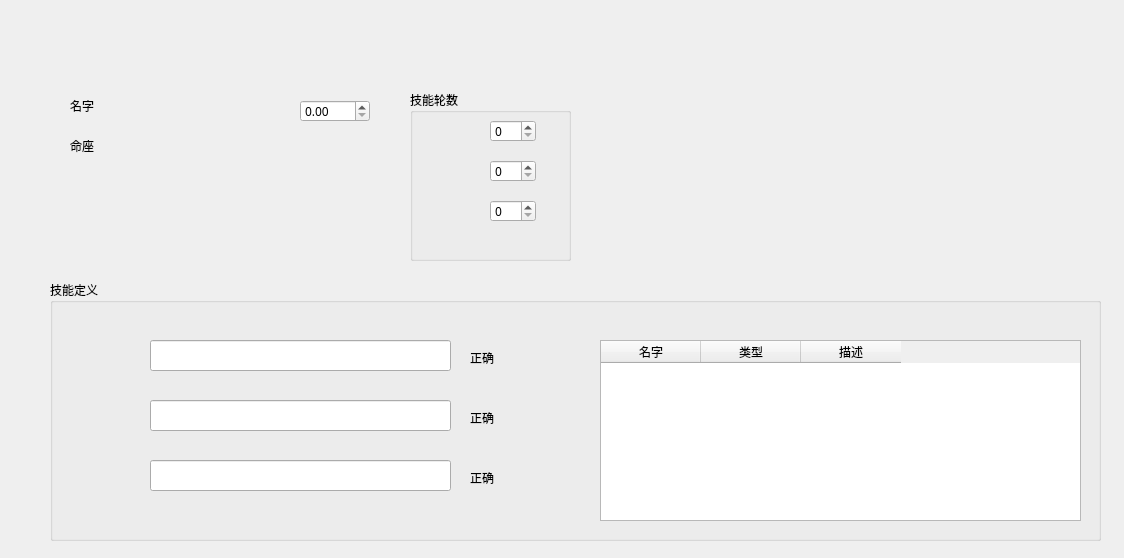
First picture: the form in data/change_action.ui, repository gaofrank1986/gmi15, before the edit.
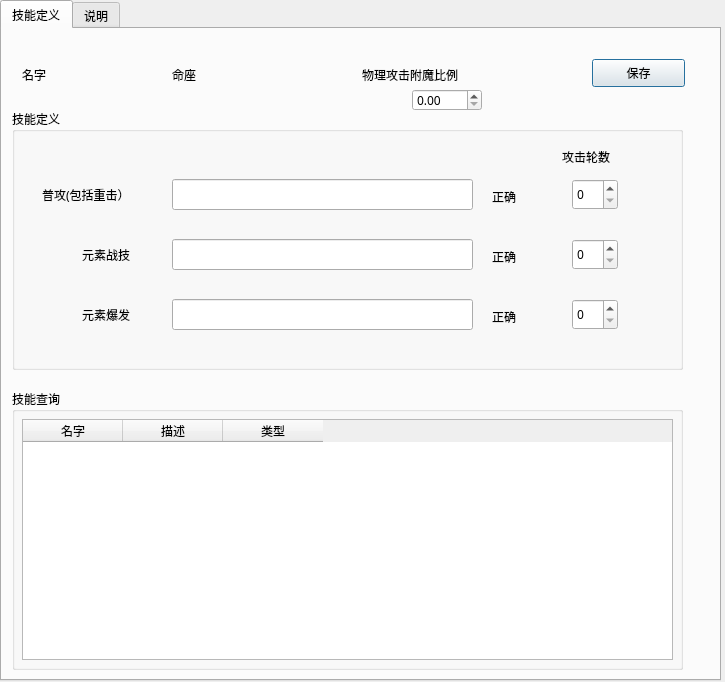
Second picture: the form after the edit.

Commit message: 增加技能修改保存”

What changed in the file:
```diff
--- a/data/change_action.ui
+++ b/data/change_action.ui
@@ -6,8 +6,8 @@
    <rect>
     <x>0</x>
     <y>0</y>
-    <width>1124</width>
-    <height>558</height>
+    <width>725</width>
+    <height>682</height>
    </rect>
   </property>
   <property name="font">
@@ -18,24 +18,27 @@
   <property name="windowTitle">
    <string>Dialog</string>
   </property>
-  <widget class="QLabel" name="lb_name">
+  <widget class="QTabWidget" name="tabWidget">
    <property name="geometry">
     <rect>
-     <x>70</x>
-     <y>80</y>
-     <width>131</width>
-     <height>51</height>
+     <x>0</x>
+     <y>0</y>
+     <width>721</width>
+     <height>681</height>
     </rect>
    </property>
-   <property name="text">
-    <string>名字</string>
+   <property name="currentIndex">
+    <number>0</number>
    </property>
-  </widget>
+   <widget class="QWidget" name="tab">
+    <attribute name="title">
+     <string>技能定义</string>
+    </attribute>
   <widget class="QLabel" name="lb_c">
    <property name="geometry">
     <rect>
-     <x>70</x>
-     <y>120</y>
+       <x>170</x>
+       <y>20</y>
      <width>131</width>
      <height>51</height>
     </rect>
@@ -44,54 +47,11 @@
     <string>命座</string>
    </property>
   </widget>
-  <widget class="QGroupBox" name="groupBox">
-   <property name="geometry">
-    <rect>
-     <x>410</x>
-     <y>90</y>
-     <width>161</width>
-     <height>171</height>
-    </rect>
-   </property>
-   <property name="title">
-    <string>技能轮数</string>
-   </property>
-   <widget class="QSpinBox" name="sb_rnd_q">
-    <property name="geometry">
-     <rect>
-      <x>80</x>
-      <y>110</y>
-      <width>46</width>
-      <height>22</height>
-     </rect>
-    </property>
-   </widget>
-   <widget class="QSpinBox" name="sb_rnd_a">
-    <property name="geometry">
-     <rect>
-      <x>80</x>
-      <y>30</y>
-      <width>46</width>
-      <height>22</height>
-     </rect>
-    </property>
-   </widget>
-   <widget class="QSpinBox" name="sb_rnd_e">
-    <property name="geometry">
-     <rect>
-      <x>80</x>
-      <y>70</y>
-      <width>46</width>
-      <height>22</height>
-     </rect>
-    </property>
-   </widget>
-  </widget>
   <widget class="QDoubleSpinBox" name="dsb_enchant">
    <property name="geometry">
     <rect>
-     <x>300</x>
-     <y>100</y>
+       <x>410</x>
+       <y>60</y>
      <width>70</width>
      <height>22</height>
     </rect>
@@ -103,12 +63,63 @@
     <double>0.100000000000000</double>
    </property>
   </widget>
+    <widget class="QGroupBox" name="groupBox">
+     <property name="geometry">
+      <rect>
+       <x>10</x>
+       <y>360</y>
+       <width>671</width>
+       <height>281</height>
+      </rect>
+     </property>
+     <property name="title">
+      <string>技能查询</string>
+     </property>
+     <widget class="QTableWidget" name="tb_skill">
+      <property name="geometry">
+       <rect>
+        <x>10</x>
+        <y>30</y>
+        <width>651</width>
+        <height>241</height>
+       </rect>
+      </property>
+      <column>
+       <property name="text">
+        <string>名字</string>
+       </property>
+      </column>
+      <column>
+       <property name="text">
+        <string>描述</string>
+       </property>
+      </column>
+      <column>
+       <property name="text">
+        <string>类型</string>
+       </property>
+      </column>
+     </widget>
+    </widget>
+    <widget class="QLabel" name="label_5">
+     <property name="geometry">
+      <rect>
+       <x>360</x>
+       <y>30</y>
+       <width>131</width>
+       <height>31</height>
+      </rect>
+     </property>
+     <property name="text">
+      <string>物理攻击附魔比例</string>
+     </property>
+    </widget>
   <widget class="QGroupBox" name="groupBox_2">
    <property name="geometry">
     <rect>
-     <x>50</x>
-     <y>280</y>
-     <width>1051</width>
+       <x>10</x>
+       <y>80</y>
+       <width>671</width>
      <height>261</height>
     </rect>
    </property>
@@ -118,8 +129,8 @@
    <widget class="QLineEdit" name="le_a">
     <property name="geometry">
      <rect>
-      <x>100</x>
-      <y>60</y>
+        <x>160</x>
+        <y>70</y>
       <width>301</width>
       <height>31</height>
      </rect>
@@ -128,8 +139,8 @@
    <widget class="QLabel" name="lb_status_q">
     <property name="geometry">
      <rect>
-      <x>420</x>
-      <y>190</y>
+        <x>480</x>
+        <y>200</y>
       <width>72</width>
       <height>15</height>
      </rect>
@@ -141,8 +152,8 @@
    <widget class="QLabel" name="lb_status_e">
     <property name="geometry">
      <rect>
-      <x>420</x>
-      <y>130</y>
+        <x>480</x>
+        <y>140</y>
       <width>72</width>
       <height>15</height>
      </rect>
@@ -154,8 +165,8 @@
    <widget class="QLineEdit" name="le_e">
     <property name="geometry">
      <rect>
-      <x>100</x>
-      <y>120</y>
+        <x>160</x>
+        <y>130</y>
       <width>301</width>
       <height>31</height>
      </rect>
@@ -164,8 +175,8 @@
    <widget class="QLineEdit" name="le_q">
     <property name="geometry">
      <rect>
-      <x>100</x>
-      <y>180</y>
+        <x>160</x>
+        <y>190</y>
       <width>301</width>
       <height>31</height>
      </rect>
@@ -174,8 +185,8 @@
    <widget class="QLabel" name="lb_status_a">
     <property name="geometry">
      <rect>
-      <x>420</x>
-      <y>70</y>
+        <x>480</x>
+        <y>80</y>
       <width>72</width>
       <height>15</height>
      </rect>
@@ -184,30 +195,134 @@
      <string>正确</string>
     </property>
    </widget>
-   <widget class="QTableWidget" name="tb_skill">
+     <widget class="QSpinBox" name="sb_rnd_q">
+      <property name="geometry">
+       <rect>
+        <x>560</x>
+        <y>190</y>
+        <width>46</width>
+        <height>31</height>
+       </rect>
+      </property>
+     </widget>
+     <widget class="QSpinBox" name="sb_rnd_a">
+      <property name="geometry">
+       <rect>
+        <x>560</x>
+        <y>70</y>
+        <width>46</width>
+        <height>31</height>
+       </rect>
+      </property>
+     </widget>
+     <widget class="QSpinBox" name="sb_rnd_e">
+      <property name="geometry">
+       <rect>
+        <x>560</x>
+        <y>130</y>
+        <width>46</width>
+        <height>31</height>
+       </rect>
+      </property>
+     </widget>
+     <widget class="QLabel" name="label">
+      <property name="geometry">
+       <rect>
+        <x>30</x>
+        <y>70</y>
+        <width>111</width>
+        <height>31</height>
+       </rect>
+      </property>
+      <property name="text">
+       <string>普攻(包括重击）</string>
+      </property>
+     </widget>
+     <widget class="QLabel" name="label_2">
+      <property name="geometry">
+       <rect>
+        <x>70</x>
+        <y>130</y>
+        <width>111</width>
+        <height>31</height>
+       </rect>
+      </property>
+      <property name="text">
+       <string>元素战技</string>
+      </property>
+     </widget>
+     <widget class="QLabel" name="label_3">
+      <property name="geometry">
+       <rect>
+        <x>70</x>
+        <y>190</y>
+        <width>111</width>
+        <height>31</height>
+       </rect>
+      </property>
+      <property name="text">
+       <string>元素爆发</string>
+      </property>
+     </widget>
+     <widget class="QLabel" name="label_4">
     <property name="geometry">
      <rect>
       <x>550</x>
-      <y>60</y>
-      <width>481</width>
-      <height>181</height>
-     </rect>
-    </property>
-    <column>
+        <y>40</y>
+        <width>72</width>
+        <height>15</height>
+       </rect>
+      </property>
+      <property name="text">
+       <string>攻击轮数</string>
+      </property>
+     </widget>
+    </widget>
+    <widget class="QLabel" name="lb_name">
+     <property name="geometry">
+      <rect>
+       <x>20</x>
+       <y>20</y>
+       <width>131</width>
+       <height>51</height>
+      </rect>
+     </property>
      <property name="text">
       <string>名字</string>
      </property>
-    </column>
-    <column>
-     <property name="text">
-      <string>类型</string>
+    </widget>
+    <widget class="QPushButton" name="pb_save">
+     <property name="geometry">
+      <rect>
+       <x>590</x>
+       <y>30</y>
+       <width>93</width>
+       <height>28</height>
+      </rect>
      </property>
-    </column>
-    <column>
      <property name="text">
-      <string>描述</string>
+      <string>保存</string>
      </property>
-    </column>
+    </widget>
+   </widget>
+   <widget class="QWidget" name="tab_2">
+    <attribute name="title">
+     <string>说明</string>
+    </attribute>
+    <widget class="QPlainTextEdit" name="plainTextEdit">
+     <property name="geometry">
+      <rect>
+       <x>0</x>
+       <y>0</y>
+       <width>711</width>
+       <height>681</height>
+      </rect>
+     </property>
+     <property name="plainText">
+      <string>说明
+========</string>
+     </property>
+    </widget>
    </widget>
   </widget>
  </widget>
```
Lines whose indentation alone changed are shown as unchanged. The commit also changes 9 other files.
